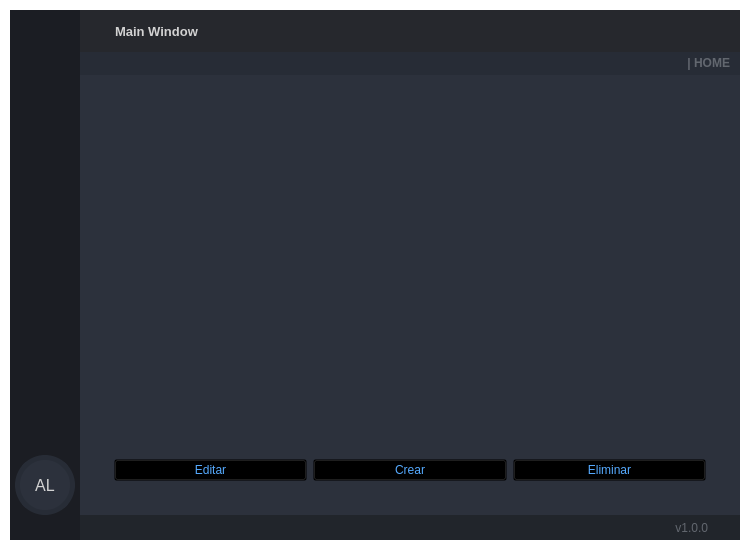
First picture: the form in visuals/GUI_BASE.ui, repository dariolggomez/HEATS-BOARD, before the edit.
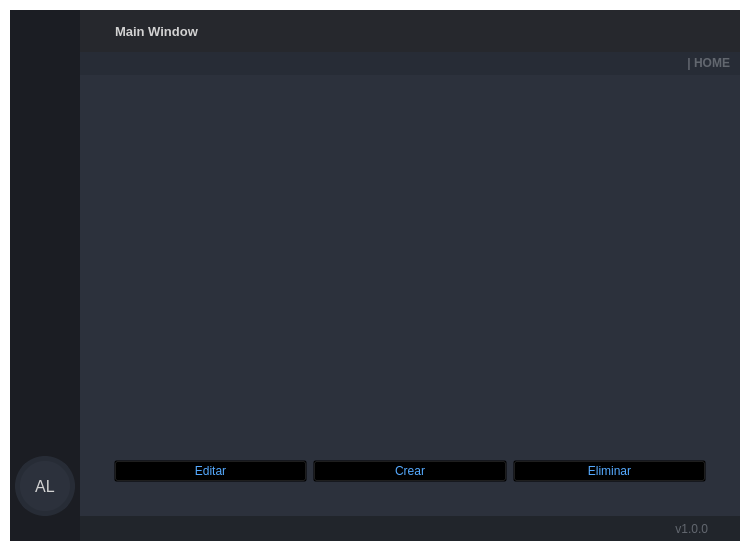
Second picture: the form after the edit. The open tabs and pages were chosen to show the change. Icons and pictures are not drawn.

Commit message: corregido el nombre del layout de los bordes

```diff
--- a/visuals/GUI_BASE.ui
+++ b/visuals/GUI_BASE.ui
@@ -8,7 +8,7 @@
     <x>0</x>
     <y>0</y>
     <width>750</width>
-    <height>550</height>
+    <height>551</height>
    </rect>
   </property>
   <property name="minimumSize">
@@ -1565,70 +1565,6 @@
                   <property name="currentIndex">
                    <number>1</number>
                   </property>
-                  <widget class="QWidget" name="page_users">
-                   <layout class="QVBoxLayout" name="verticalLayout_16">
-                    <item>
-                     <widget class="QFrame" name="content">
-                      <property name="frameShape">
-                       <enum>QFrame::StyledPanel</enum>
-                      </property>
-                      <property name="frameShadow">
-                       <enum>QFrame::Raised</enum>
-                      </property>
-                      <layout class="QVBoxLayout" name="verticalLayout_12">
-                       <item>
-                        <widget class="QFrame" name="frame_9">
-                         <property name="frameShape">
-                          <enum>QFrame::StyledPanel</enum>
-                         </property>
-                         <property name="frameShadow">
-                          <enum>QFrame::Raised</enum>
-                         </property>
-                         <layout class="QVBoxLayout" name="verticalLayout_14">
-                          <item>
-                           <widget class="QTableView" name="tableView"/>
-                          </item>
-                         </layout>
-                        </widget>
-                       </item>
-                       <item>
-                        <widget class="QFrame" name="frame_10">
-                         <property name="frameShape">
-                          <enum>QFrame::StyledPanel</enum>
-                         </property>
-                         <property name="frameShadow">
-                          <enum>QFrame::Raised</enum>
-                         </property>
-                         <layout class="QHBoxLayout" name="horizontalLayout">
-                          <item>
-                           <widget class="QPushButton" name="pushButton_4">
-                            <property name="text">
-                             <string>Editar</string>
-                            </property>
-                           </widget>
-                          </item>
-                          <item>
-                           <widget class="QPushButton" name="pushButton_2">
-                            <property name="text">
-                             <string>Crear</string>
-                            </property>
-                           </widget>
-                          </item>
-                          <item>
-                           <widget class="QPushButton" name="pushButton_3">
-                            <property name="text">
-                             <string>Eliminar</string>
-                            </property>
-                           </widget>
-                          </item>
-                         </layout>
-                        </widget>
-                       </item>
-                      </layout>
-                     </widget>
-                    </item>
-                   </layout>
-                  </widget>
                   <widget class="QWidget" name="page_home">
                    <layout class="QVBoxLayout" name="verticalLayout_10">
                     <item>
@@ -1725,6 +1661,70 @@
                     </item>
                    </layout>
                   </widget>
+                  <widget class="QWidget" name="page_users">
+                   <layout class="QVBoxLayout" name="verticalLayout_16">
+                    <item>
+                     <widget class="QFrame" name="content">
+                      <property name="frameShape">
+                       <enum>QFrame::StyledPanel</enum>
+                      </property>
+                      <property name="frameShadow">
+                       <enum>QFrame::Raised</enum>
+                      </property>
+                      <layout class="QVBoxLayout" name="verticalLayout_12">
+                       <item>
+                        <widget class="QFrame" name="frame_9">
+                         <property name="frameShape">
+                          <enum>QFrame::StyledPanel</enum>
+                         </property>
+                         <property name="frameShadow">
+                          <enum>QFrame::Raised</enum>
+                         </property>
+                         <layout class="QVBoxLayout" name="content_user_layout">
+                          <item>
+                           <widget class="QTableView" name="tableView"/>
+                          </item>
+                         </layout>
+                        </widget>
+                       </item>
+                       <item>
+                        <widget class="QFrame" name="frame_10">
+                         <property name="frameShape">
+                          <enum>QFrame::StyledPanel</enum>
+                         </property>
+                         <property name="frameShadow">
+                          <enum>QFrame::Raised</enum>
+                         </property>
+                         <layout class="QHBoxLayout" name="bottom_users_Layout">
+                          <item>
+                           <widget class="QPushButton" name="pushButton_4">
+                            <property name="text">
+                             <string>Editar</string>
+                            </property>
+                           </widget>
+                          </item>
+                          <item>
+                           <widget class="QPushButton" name="pushButton_2">
+                            <property name="text">
+                             <string>Crear</string>
+                            </property>
+                           </widget>
+                          </item>
+                          <item>
+                           <widget class="QPushButton" name="pushButton_3">
+                            <property name="text">
+                             <string>Eliminar</string>
+                            </property>
+                           </widget>
+                          </item>
+                         </layout>
+                        </widget>
+                       </item>
+                      </layout>
+                     </widget>
+                    </item>
+                   </layout>
+                  </widget>
                   <widget class="QWidget" name="page_widgets">
                    <layout class="QVBoxLayout" name="verticalLayout_6">
                     <item>
```
Left out of the diff: 2 changed lines with no effect on the pictures. The commit also changes 4 other files.
